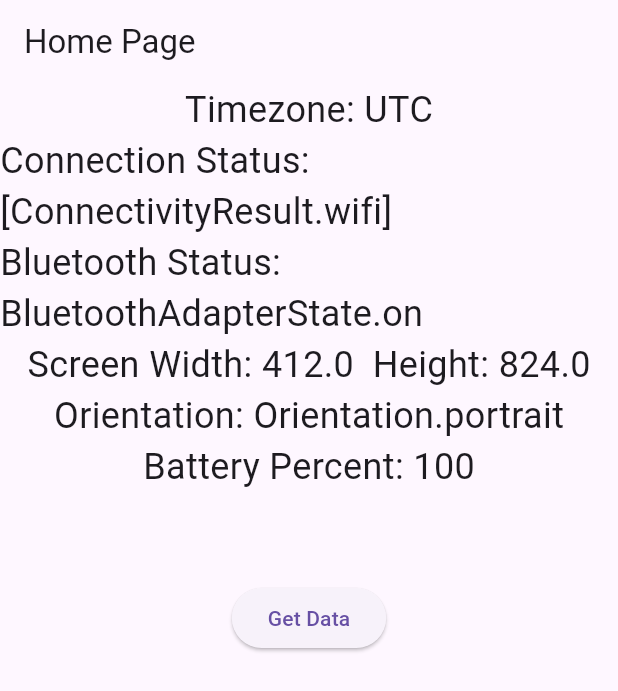
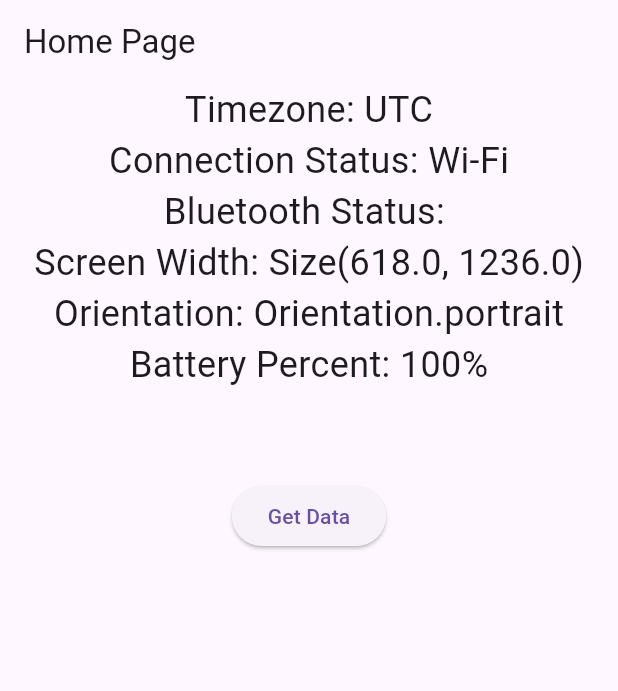
Before and after one commit to RndmCodeGuy20/Device-Default-Data-Flutter, a Flutter app: the screen it shows after launch, after a tap on "Get Data", on a phone screen of 412 x 824 dp. Shown: the top 691 px of the screen. Run offline on Flutter 3.47's test engine with Material 3 defaults, Android fonts, the phone set to English and light mode, and no system bars; our stand-ins replace battery_plus, connectivity_plus, device_info_plus, flutter_blue_plus, get.

Commit message:
Update dependencies and remove debug print statements

```diff
--- /dev/null
+++ b/lib/controllers/datacontroller.dart
@@ -0,0 +1,87 @@
+import 'package:connectivity_plus/connectivity_plus.dart';
+import 'package:flutter/material.dart';
+import 'package:get/get.dart';
+import 'package:test_app/helpers/battery.dart';
+import 'package:test_app/helpers/bluetooth_status.dart';
+import 'package:test_app/helpers/connection_status.dart';
+import 'package:test_app/helpers/screen.dart';
+import 'package:test_app/helpers/timezone.dart';
+
+class DataController extends GetxController {
+  final BuildContext _context;
+  final Connectivity _connectivity = Connectivity();
+
+  DataController(this._context);
+
+  RxString timezone = ''.obs;
+  RxString internetConnectionStatus = ''.obs;
+  RxString bluetoothConnectionStatus = ''.obs;
+  RxString carrierName = ''.obs;
+  RxString batteryPercent = ''.obs;
+  RxString deviceName = ''.obs;
+  RxString deviceModel = ''.obs;
+  RxString screenResolution = ''.obs;
+  RxString deviceType = ''.obs;
+  RxString deviceOS = ''.obs;
+  RxString screenOrientation = ''.obs;
+  RxString appVersion = ''.obs;
+
+  @override
+  void onInit() {
+    super.onInit();
+    timezone.value = getTimeZone();
+    // _updateConnectionStatus();
+    // _getBluetoothStatus();
+    _getBatteryPercent();
+    // _getDeviceDetails();
+    _getAppDetails();
+    // ScreenData;
+    _updateScreenData();
+
+    _connectivity.onConnectivityChanged
+        .listen((List<ConnectivityResult> results) {
+      _updateConnectionStatus(results.first);
+    });
+  }
+
+  void _updateConnectionStatus(ConnectivityResult result) async {
+    print('Connection Status: $result');
+    if (result == ConnectivityResult.mobile) {
+      internetConnectionStatus.value = 'Mobile Data';
+    } else if (result == ConnectivityResult.wifi) {
+      internetConnectionStatus.value = 'Wi-Fi';
+    } else if (result == ConnectivityResult.ethernet) {
+      internetConnectionStatus.value = 'Ethernet';
+    } else if (result == ConnectivityResult.vpn) {
+      internetConnectionStatus.value = 'VPN';
+    } else if (result == ConnectivityResult.bluetooth) {
+      internetConnectionStatus.value = 'Bluetooth';
+    } else if (result == ConnectivityResult.other) {
+      internetConnectionStatus.value = 'Other';
+    } else if (result == ConnectivityResult.none) {
+      internetConnectionStatus.value = 'No Connection';
+    } else {
+      internetConnectionStatus.value = 'Unknown';
+    }
+  }
+
+  void _getBluetoothStatus() async {
+    bluetoothConnectionStatus.value = (await getBluetoothStatus())!;
+    print('Bluetooth Status: $bluetoothConnectionStatus');
+  }
+
+  void _getBatteryPercent() async {
+    batteryPercent.value = await getBatteryPercent();
+    print('Battery Percent: $batteryPercent');
+  }
+
+  void _updateScreenData() {
+    final ScreenData screenData = ScreenData(_context);
+    screenResolution.value = screenData.screenSize.toString();
+    screenOrientation.value = screenData.screenOrientation.toString();
+  }
+
+  void _getAppDetails() {
+    appVersion.value = '1.0.0';
+  }
+}
--- a/lib/helpers/battery.dart
+++ b/lib/helpers/battery.dart
@@ -3,6 +3,5 @@ import 'package:battery_plus/battery_plus.dart';
 Future<String> getBatteryPercent() async {
   final Battery battery = Battery();
   final int batteryLevel = await battery.batteryLevel;
-  print('Battery Level: $batteryLevel');
   return batteryLevel.toString();
 }
--- a/lib/helpers/bluetooth_status.dart
+++ b/lib/helpers/bluetooth_status.dart
@@ -1,10 +1,10 @@
 import 'package:flutter_blue_plus/flutter_blue_plus.dart';
 
 Future<String?> getBluetoothStatus() async {
-  if (await FlutterBluePlus.isSupported == false) {
-    print("Bluetooth not supported by this device");
-    return null;
-  }
+  // if (await FlutterBluePlus.isSupported == false) {
+  //   print("Bluetooth not supported by this device");
+  //   return null;
+  // }
 
   var subscription =
       FlutterBluePlus.adapterState.listen((BluetoothAdapterState state) {
--- a/lib/helpers/connection_status.dart
+++ b/lib/helpers/connection_status.dart
@@ -1,33 +1,23 @@
 import 'package:connectivity_plus/connectivity_plus.dart';
 
 Future<String> getConnectionStatus() async {
-  print('getConnectionStatus');
-
   final List<ConnectivityResult> connectivityResult =
       await (Connectivity().checkConnectivity());
-
-// This condition is for demo purposes only to explain every connection type.
-// Use conditions which work for your requirements.
   if (connectivityResult.contains(ConnectivityResult.mobile)) {
-    // Mobile network available.
+    return 'Mobile Data';
   } else if (connectivityResult.contains(ConnectivityResult.wifi)) {
-    // Wi-fi is available.
-    // Note for Android:
-    // When both mobile and Wi-Fi are turned on system will return Wi-Fi only as active network type
+    return 'Wi-Fi';
   } else if (connectivityResult.contains(ConnectivityResult.ethernet)) {
-    // Ethernet connection available.
+    return 'Ethernet';
   } else if (connectivityResult.contains(ConnectivityResult.vpn)) {
-    // Vpn connection active.
-    // Note for iOS and macOS:
-    // There is no separate network interface type for [vpn].
-    // It returns [other] on any device (also simulator)
+    return 'VPN';
   } else if (connectivityResult.contains(ConnectivityResult.bluetooth)) {
-    // Bluetooth connection available.
+    return 'Bluetooth';
   } else if (connectivityResult.contains(ConnectivityResult.other)) {
-    // Connected to a network which is not in the above mentioned networks.
+    return 'Other';
   } else if (connectivityResult.contains(ConnectivityResult.none)) {
-    // No available network types
+    return 'No Connection';
   }
 
-  return connectivityResult.toString();
+  return 'Unknown';
 }
--- /dev/null
+++ b/lib/helpers/screen.dart
@@ -0,0 +1,22 @@
+import 'dart:ui';
+
+import 'package:flutter/material.dart';
+
+class ScreenData {
+  final BuildContext _context;
+
+  static late Size _screenSize;
+
+  static late Orientation _screenOrientation;
+
+  ScreenData(this._context) {
+    _screenSize = View.maybeOf(_context)!.physicalSize;
+    _screenOrientation = MediaQuery.of(_context).orientation;
+
+    print('Screen Size init: $_screenSize');
+    print('Screen Orientation init: $_screenOrientation');
+  }
+
+  Size get screenSize => _screenSize;
+  Orientation get screenOrientation => _screenOrientation;
+}
--- a/lib/main.dart
+++ b/lib/main.dart
@@ -1,13 +1,9 @@
 import 'package:flutter/material.dart';
-import 'package:test_app/helpers/device.dart';
-import 'package:test_app/helpers/timezone.dart';
-
-import 'helpers/battery.dart';
-import 'helpers/bluetooth_status.dart';
-import 'helpers/connection_status.dart';
+import 'package:get/get.dart';
+import 'package:test_app/controllers/datacontroller.dart';
 
 void main() async {
-  // WidgetsFlutterBinding.ensureInitialized();
+  WidgetsFlutterBinding.ensureInitialized();
   final Stopwatch stopwatch = Stopwatch()..start();
   runApp(const MainApp());
 
@@ -41,40 +37,9 @@ class HomePage extends StatefulWidget {
 }
 
 class _HomePageState extends State<HomePage> {
-  TextEditingController timezoneController = TextEditingController();
-  late String internetConnectionStatus = '';
-  late String bluetoothConnectionStatus = '';
-  late String batteryPercent = '';
-
-  @override
-  void initState() {
-    super.initState();
-    timezoneController.text = getTimeZone();
-    _updateConnectionStatus();
-    _getBluetoothStatus();
-    _getBatteryPercent();
-    getDeviceDetails();
-  }
-
-  void _updateConnectionStatus() async {
-    internetConnectionStatus = await getConnectionStatus();
-    print('Connection Status: $internetConnectionStatus');
-  }
-
-  void _getBluetoothStatus() async {
-    bluetoothConnectionStatus = (await getBluetoothStatus())!;
-    print('Bluetooth Status: $bluetoothConnectionStatus');
-  }
-
-  void _getBatteryPercent() async {
-    batteryPercent = await getBatteryPercent();
-    print('Battery Percent: $batteryPercent');
-  }
-
   @override
   Widget build(BuildContext context) {
-    Size screenSize = MediaQuery.of(context).size;
-    Orientation orientation = MediaQuery.of(context).orientation;
+    final DataController dataController = Get.put(DataController(context));
 
     return Scaffold(
       appBar: AppBar(
@@ -82,32 +47,33 @@ class _HomePageState extends State<HomePage> {
       ),
       body: SingleChildScrollView(
         physics: const BouncingScrollPhysics(),
-        child: Column(
+        child: Obx(
+          () => Column(
             mainAxisAlignment: MainAxisAlignment.spaceEvenly,
             crossAxisAlignment: CrossAxisAlignment.center,
             children: <Widget>[
               Text(
-              'Timezone: ${timezoneController.text}',
+                'Timezone: ${dataController.timezone.value}',
                 style: const TextStyle(fontSize: 24),
               ),
               Text(
-              'Connection Status: ${internetConnectionStatus.toString()}',
+                'Connection Status: ${dataController.internetConnectionStatus.value}',
                 style: const TextStyle(fontSize: 24),
               ),
               Text(
-              'Bluetooth Status: $bluetoothConnectionStatus',
+                'Bluetooth Status: ${dataController.bluetoothConnectionStatus.value}',
                 style: const TextStyle(fontSize: 24),
               ),
               Text(
-              'Screen Width: ${screenSize.width}  Height: ${screenSize.height}',
+                'Screen Width: ${dataController.screenResolution.value}',
                 style: const TextStyle(fontSize: 24),
               ),
               Text(
-              'Orientation: $orientation',
+                'Orientation: ${dataController.screenOrientation}',
                 style: const TextStyle(fontSize: 24),
               ),
               Text(
-              'Battery Percent: $batteryPercent',
+                'Battery Percent: ${dataController.batteryPercent.value}%',
                 style: const TextStyle(fontSize: 24),
               ),
               const SizedBox(height: 60),
@@ -115,7 +81,7 @@ class _HomePageState extends State<HomePage> {
                 child: ElevatedButton(
                   onPressed: () {
                     setState(() {
-                    timezoneController.text = getTimeZone();
+                      // timezoneController.text = getTimeZone();
                     });
                   },
                   child: const Text('Get Data'),
@@ -124,6 +90,7 @@ class _HomePageState extends State<HomePage> {
             ],
           ),
         ),
+      ),
     );
   }
 }
--- a/pubspec.yaml
+++ b/pubspec.yaml
@@ -35,7 +35,7 @@ dependencies:
   # The following adds the Cupertino Icons font to your application.
   # Use with the CupertinoIcons class for iOS style icons.
   cupertino_icons: ^1.0.6
-  intl:
+  get:
   connectivity_plus: ^6.0.2
   flutter_blue_plus:
   battery_plus: ^6.0.1
```
Also changed, not shown: pubspec.lock. Lines whose indentation alone changed are shown as unchanged.
